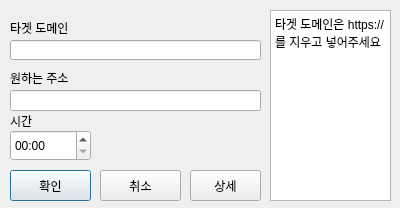
Before: the Qt Designer form main_ui.ui in ChickenDr/time_sync_mecro, drawn with Qt 5.
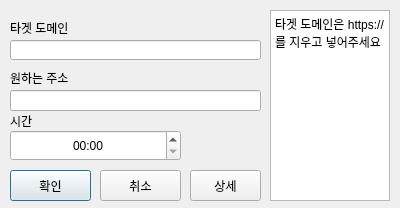
After: the same form once the commit is applied.

Commit message: [#5] 마무리

Patch:
```diff
--- a/main_ui.ui
+++ b/main_ui.ui
@@ -18,10 +18,13 @@
     <rect>
      <x>10</x>
      <y>130</y>
-     <width>81</width>
+     <width>171</width>
      <height>31</height>
     </rect>
    </property>
+   <property name="alignment">
+    <set>Qt::AlignCenter</set>
+   </property>
    <property name="displayFormat">
     <string>hh:mm</string>
    </property>
@@ -152,7 +155,7 @@
     <rect>
      <x>270</x>
      <y>10</y>
-     <width>121</width>
+     <width>120</width>
      <height>191</height>
     </rect>
    </property>
```
Left out of the diff: 13 changed lines with no effect on the pictures. The commit also changes 1 other file.
